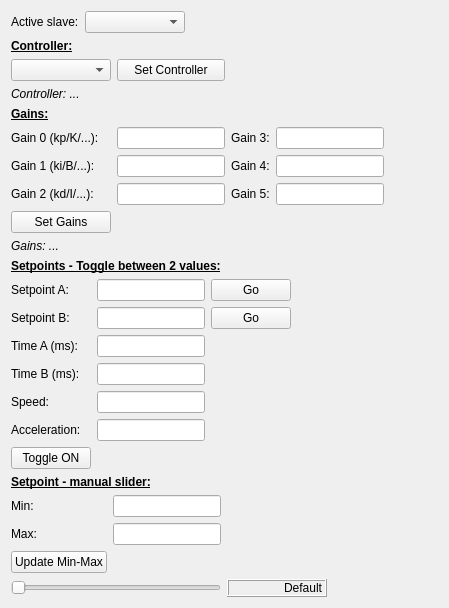
This is ui/w_control.ui in JFDuval/flexsea-plan as Qt 5 draws it before an edit. The edited form follows.
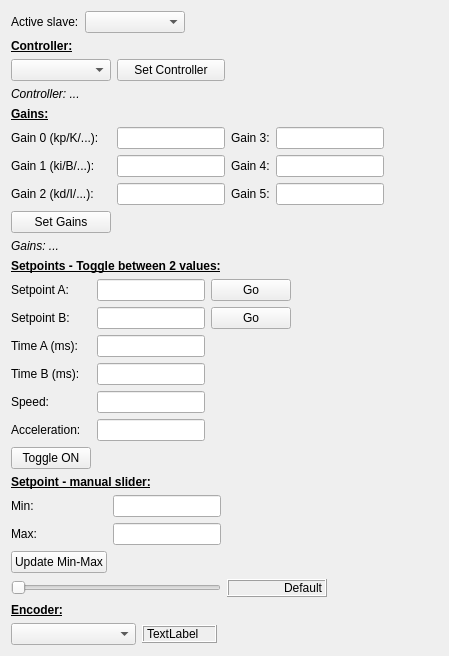
This is the edited form.

Commit message: Displaying encoder value in Control. Attempted bug fix for older Windows versions, SlaveComm icons.

```diff
--- a/ui/w_control.ui
+++ b/ui/w_control.ui
@@ -7,7 +7,7 @@
     <x>0</x>
     <y>0</y>
     <width>449</width>
-    <height>607</height>
+    <height>654</height>
    </rect>
   </property>
   <property name="sizePolicy">
@@ -646,6 +646,83 @@
      </item>
     </layout>
    </item>
+   <item>
+    <layout class="QGridLayout" name="gridLayout_3">
+     <item row="1" column="1">
+      <widget class="QLabel" name="labelDispEncoder">
+       <property name="sizePolicy">
+        <sizepolicy hsizetype="Fixed" vsizetype="Fixed">
+         <horstretch>0</horstretch>
+         <verstretch>0</verstretch>
+        </sizepolicy>
+       </property>
+       <property name="minimumSize">
+        <size>
+         <width>75</width>
+         <height>0</height>
+        </size>
+       </property>
+       <property name="maximumSize">
+        <size>
+         <width>75</width>
+         <height>16777215</height>
+        </size>
+       </property>
+       <property name="frameShape">
+        <enum>QFrame::Box</enum>
+       </property>
+       <property name="frameShadow">
+        <enum>QFrame::Raised</enum>
+       </property>
+       <property name="text">
+        <string>TextLabel</string>
+       </property>
+      </widget>
+     </item>
+     <item row="1" column="0">
+      <widget class="QComboBox" name="comboBoxDispSel">
+       <property name="sizePolicy">
+        <sizepolicy hsizetype="Fixed" vsizetype="Fixed">
+         <horstretch>0</horstretch>
+         <verstretch>0</verstretch>
+        </sizepolicy>
+       </property>
+       <property name="minimumSize">
+        <size>
+         <width>125</width>
+         <height>0</height>
+        </size>
+       </property>
+       <property name="maximumSize">
+        <size>
+         <width>125</width>
+         <height>16777215</height>
+        </size>
+       </property>
+      </widget>
+     </item>
+     <item row="0" column="0">
+      <widget class="QLabel" name="label_2">
+       <property name="text">
+        <string>&lt;html&gt;&lt;head/&gt;&lt;body&gt;&lt;p&gt;&lt;span style=&quot; font-weight:600; text-decoration: underline;&quot;&gt;Encoder:&lt;/span&gt;&lt;/p&gt;&lt;/body&gt;&lt;/html&gt;</string>
+       </property>
+      </widget>
+     </item>
+     <item row="1" column="2">
+      <spacer name="horizontalSpacer_2">
+       <property name="orientation">
+        <enum>Qt::Horizontal</enum>
+       </property>
+       <property name="sizeHint" stdset="0">
+        <size>
+         <width>40</width>
+         <height>20</height>
+        </size>
+       </property>
+      </spacer>
+     </item>
+    </layout>
+   </item>
    <item>
     <spacer name="verticalSpacer">
      <property name="orientation">
```
The commit also changes 6 other files.
